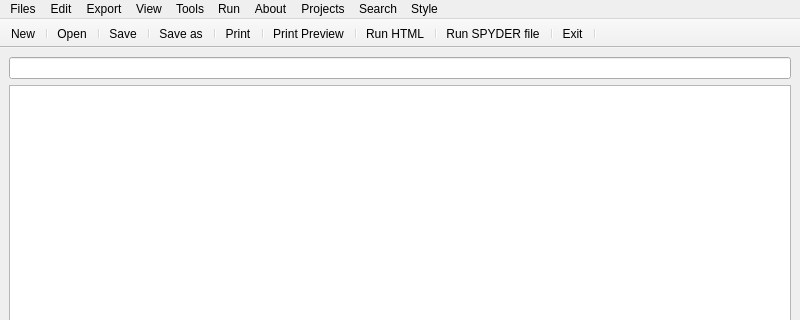
Old version of the form mainwindow.ui in the repository uxlabspk/QNotepad; both pictures show x 0 to 800 and y 0 to 320 of the 800 by 600 pixel window.
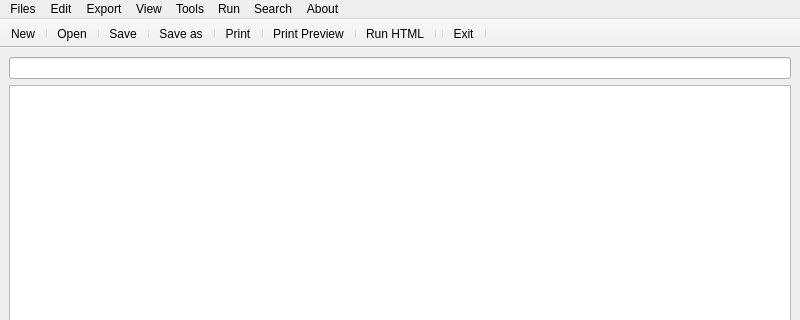
New version of the form. Icons and pictures are not drawn.

```diff
--- a/mainwindow.ui
+++ b/mainwindow.ui
@@ -164,7 +164,7 @@
      <x>0</x>
      <y>0</y>
      <width>800</width>
-     <height>23</height>
+     <height>22</height>
     </rect>
    </property>
    <widget class="QMenu" name="menuFiles">
@@ -246,27 +246,12 @@
      <string>About</string>
     </property>
     <addaction name="actionAbout_Qt"/>
-   </widget>
-   <widget class="QMenu" name="menuProjects">
-    <property name="title">
-     <string>Projects</string>
-    </property>
-    <addaction name="actionAdd_new"/>
+    <addaction name="actionFollow_me_on_twitter"/>
    </widget>
    <widget class="QMenu" name="menuStyles">
     <property name="title">
      <string>Search</string>
     </property>
-    <addaction name="actionSearch_with_Google"/>
-   </widget>
-   <widget class="QMenu" name="menuStyle">
-    <property name="title">
-     <string>Style</string>
-    </property>
-    <addaction name="actionKvantum"/>
-    <addaction name="actionWindows"/>
-    <addaction name="actionFusion"/>
-    <addaction name="actionBreezr"/>
    </widget>
    <addaction name="menuFiles"/>
    <addaction name="menuEdit"/>
@@ -274,10 +259,8 @@
    <addaction name="menuView"/>
    <addaction name="menuTools"/>
    <addaction name="menuRun"/>
-   <addaction name="menuAbout"/>
-   <addaction name="menuProjects"/>
    <addaction name="menuStyles"/>
-   <addaction name="menuStyle"/>
+   <addaction name="menuAbout"/>
   </widget>
   <widget class="QToolBar" name="toolBar">
    <property name="enabled">
@@ -321,7 +304,6 @@
    <addaction name="separator"/>
    <addaction name="actionRun_HTML"/>
    <addaction name="separator"/>
-   <addaction name="actionRun_SPYDER_file"/>
    <addaction name="separator"/>
    <addaction name="actionExit"/>
    <addaction name="separator"/>
@@ -639,16 +621,6 @@
     <string>Word Count</string>
    </property>
   </action>
-  <action name="actionRun_SPYDER_file">
-   <property name="icon">
-    <iconset theme="spyder">
-     <normalon>:/new/prefix2/wind/spyder.ico</normalon>
-    </iconset>
-   </property>
-   <property name="text">
-    <string>Run SPYDER file</string>
-   </property>
-  </action>
   <action name="actionExport_to_HTML">
    <property name="icon">
     <iconset>
```
Left out of the diff: 22 changed lines with no effect on the pictures.
